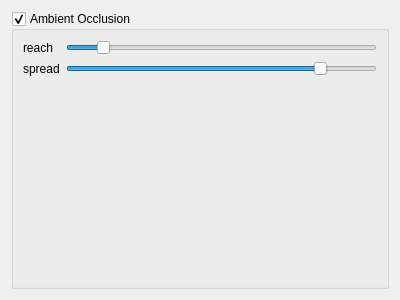
joesfer/voxelToy, file src/ui/renderpropertiesui.ui: the form before one commit.
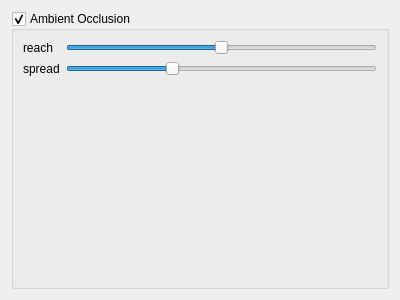
The form after the commit.

The edit to the form file:
```diff
--- a/src/ui/renderpropertiesui.ui
+++ b/src/ui/renderpropertiesui.ui
@@ -36,7 +36,7 @@
          <number>100</number>
         </property>
         <property name="value">
-         <number>10</number>
+         <number>50</number>
         </property>
         <property name="orientation">
          <enum>Qt::Horizontal</enum>
@@ -65,7 +65,7 @@
          <number>1</number>
         </property>
         <property name="value">
-         <number>75</number>
+         <number>30</number>
         </property>
         <property name="orientation">
          <enum>Qt::Horizontal</enum>
```
